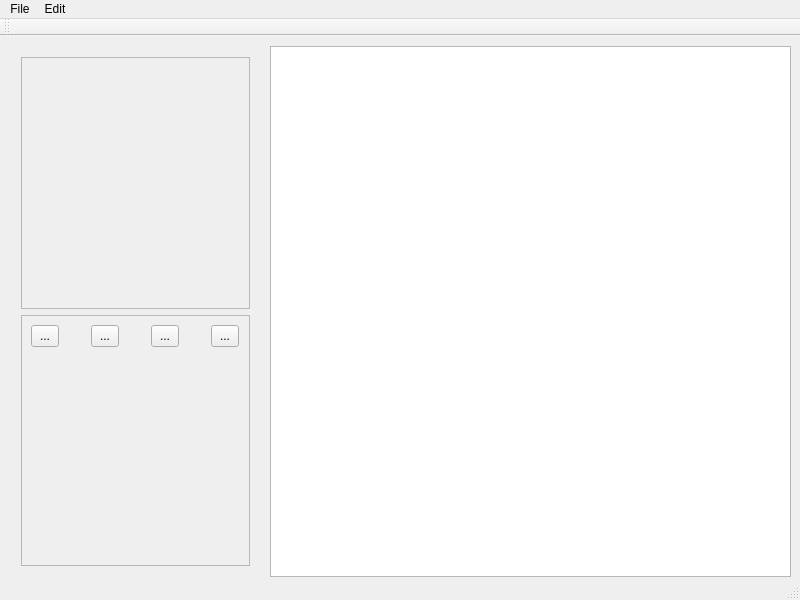
willfrank98/QtSE, file mainwindow.ui: the form before one commit.
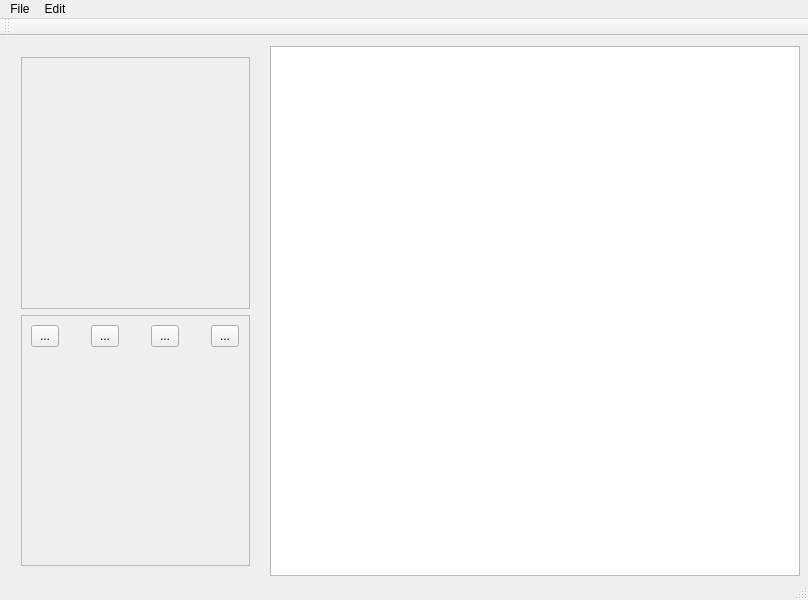
The form after the commit.

```diff
--- a/mainwindow.ui
+++ b/mainwindow.ui
@@ -6,7 +6,7 @@
    <rect>
     <x>0</x>
     <y>0</y>
-    <width>800</width>
+    <width>808</width>
     <height>600</height>
    </rect>
   </property>
@@ -109,8 +109,8 @@
      <rect>
       <x>270</x>
       <y>10</y>
-      <width>521</width>
-      <height>531</height>
+      <width>530</width>
+      <height>530</height>
      </rect>
     </property>
    </widget>
@@ -120,8 +120,8 @@
     <rect>
      <x>0</x>
      <y>0</y>
-     <width>800</width>
-     <height>20</height>
+     <width>808</width>
+     <height>21</height>
     </rect>
    </property>
    <widget class="QMenu" name="menuFile">
```
